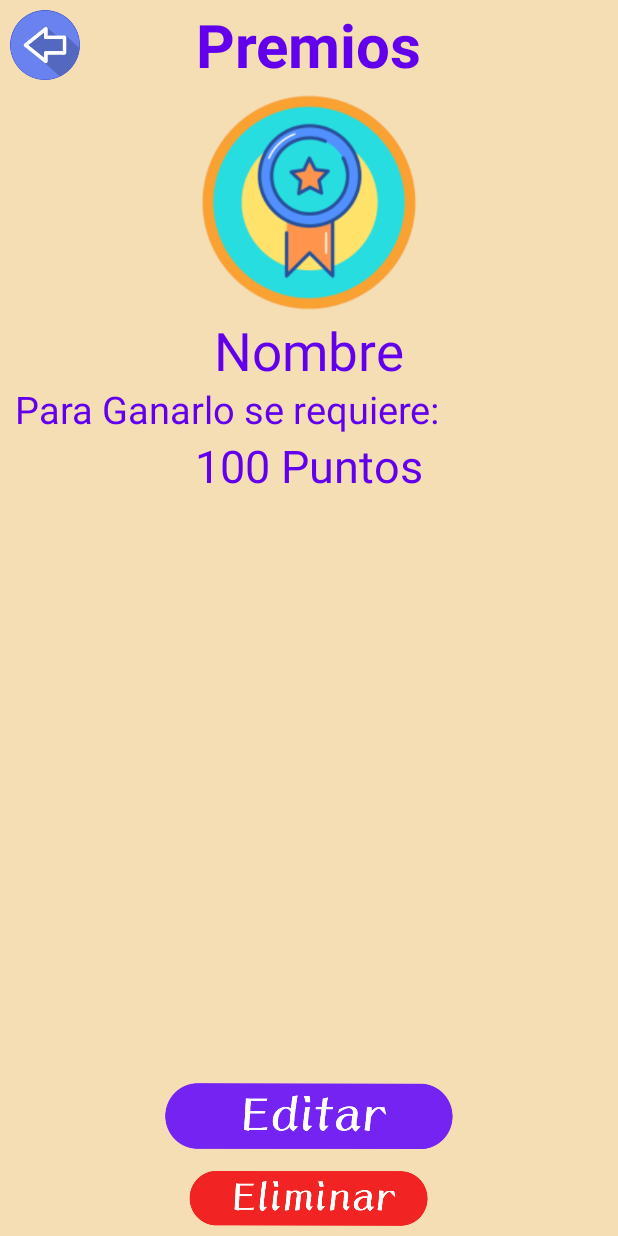
After one commit to AdrianY1998/tareas-divertidas, an Android app: the layout ficha_premio.xml on its own in the app's theme, with its tools: preview values and no code run, on a phone screen of 412 x 824 dp. The commit adds this screen. Run offline under Robolectric (Android 15) with nearby library versions, the phone set to English and light mode, and no system bars.

Commit message:
avance en premios

```diff
--- a/app/src/main/java/bo/elite/tareasdivertidas/adapters/TareaViewHolder.java
+++ b/app/src/main/java/bo/elite/tareasdivertidas/adapters/TareaViewHolder.java
@@ -19,5 +19,5 @@ public class TareaViewHolder extends RecyclerView.ViewHolder {
         this.imageView = itemView.findViewById(R.id.imagenTarea);
         this.textViewName = itemView.findViewById(R.id.nombreTarea);
         this.textViewPto = itemView.findViewById(R.id.puntajeTarea);
-    }
 }
+}
--- /dev/null
+++ b/app/src/main/java/bo/elite/tareasdivertidas/fichaPremioActivity.java
@@ -0,0 +1,4 @@
+package bo.elite.tareasdivertidas;
+
+public class fichaPremioActivity {
+}
--- a/app/src/main/res/layout/asignacion_tareas.xml
+++ b/app/src/main/res/layout/asignacion_tareas.xml
@@ -11,16 +11,19 @@
         android:layout_width="match_parent"
         android:layout_height="180dp"
         android:id="@+id/padre1">
+
         <ImageView
             android:id="@+id/botonAtras"
             android:layout_width="60dp"
             android:layout_height="60dp"
+            android:padding="5dp"
             android:src="@drawable/boton_inicio"></ImageView>
 
         <ImageView
             android:id="@+id/logo"
             android:layout_width="wrap_content"
             android:layout_height="120dp"
+            android:layout_alignParentTop="true"
             android:layout_centerHorizontal="true"
             android:layout_weight="1"
             app:srcCompat="@drawable/boton_tareas" />
@@ -58,7 +61,7 @@
 
     <android.support.v7.widget.RecyclerView
         android:id="@+id/recyclerViewTareas"
-        android:layout_width="wrap_content"
+        android:layout_width="match_parent"
         android:layout_height="wrap_content"
         android:layout_above="@+id/botones"
         android:layout_below="@+id/padre1" />
--- a/app/src/main/res/layout/ficha_miembro.xml
+++ b/app/src/main/res/layout/ficha_miembro.xml
@@ -21,6 +21,7 @@
             android:id="@+id/botonAtras"
             android:layout_width="60dp"
             android:layout_height="60dp"
+            android:padding="5dp"
             app:srcCompat="@drawable/boton_atras" />
 
         <TextView
@@ -28,7 +29,8 @@
             android:layout_width="wrap_content"
             android:layout_height="wrap_content"
             android:layout_centerHorizontal="true"
-            android:layout_centerInParent="true"
+            android:layout_centerInParent="false"
+            android:layout_centerVertical="true"
             android:text="Ficha"
             android:textColor="@color/design_default_color_primary"
             android:textSize="40sp"
--- /dev/null
+++ b/app/src/main/res/layout/ficha_premio.xml
@@ -0,0 +1,112 @@
+<?xml version="1.0" encoding="utf-8"?>
+<RelativeLayout
+    xmlns:android="http://schemas.android.com/apk/res/android"
+    xmlns:app="http://schemas.android.com/apk/res-auto"
+    android:layout_width="match_parent"
+    android:layout_height="match_parent"
+    android:background="@color/colorPrimaryDark"
+    android:backgroundTint="@color/colorPrimaryDark">
+
+
+    <RelativeLayout
+        android:id="@+id/botonatrasYTitulo"
+        android:layout_width="match_parent"
+        android:layout_height="wrap_content">
+
+        <ImageView
+            android:id="@+id/botonAtras"
+            android:layout_width="60dp"
+            android:layout_height="60dp"
+            android:padding="5dp"
+            app:srcCompat="@drawable/boton_atras" />
+
+        <TextView
+            android:id="@+id/preiosTittle"
+            android:layout_width="wrap_content"
+            android:layout_height="wrap_content"
+            android:layout_centerHorizontal="true"
+            android:layout_centerVertical="true"
+            android:text="Premios"
+            android:textColor="@color/design_default_color_primary"
+            android:textSize="40sp"
+            android:textStyle="bold" />
+
+    </RelativeLayout>
+
+    <RelativeLayout
+        android:layout_width="match_parent"
+        android:layout_height="wrap_content"
+        android:layout_marginTop="60dp">
+
+        <ImageView
+            android:id="@+id/imagenPremio"
+            android:layout_width="match_parent"
+            android:layout_height="150dp"
+            app:srcCompat="@drawable/premio_predeterminado" />
+
+        <TextView
+            android:id="@+id/nombrePremio"
+            android:layout_width="wrap_content"
+            android:layout_height="wrap_content"
+            android:layout_below="@+id/imagenPremio"
+            android:layout_centerHorizontal="true"
+            android:text="Nombre"
+            android:textColor="@color/design_default_color_primary"
+            android:textSize="35sp" />
+
+        <TextView
+            android:id="@+id/texto"
+            android:layout_width="wrap_content"
+            android:layout_height="wrap_content"
+            android:layout_marginLeft="10dp"
+            android:layout_marginTop="195dp"
+            android:text="Para Ganarlo se requiere:"
+            android:textColor="@color/design_default_color_primary"
+            android:textSize="25sp" />
+
+        <LinearLayout
+            android:layout_width="wrap_content"
+            android:layout_height="wrap_content"
+            android:layout_centerHorizontal="true"
+            android:layout_marginTop="230dp"
+            android:orientation="horizontal">
+
+            <TextView
+                android:id="@+id/puntaje"
+                android:layout_width="wrap_content"
+                android:layout_height="wrap_content"
+                android:text="100"
+                android:textColor="@color/design_default_color_primary"
+                android:textSize="30sp" />
+
+            <TextView
+                android:id="@+id/texto2"
+                android:layout_width="wrap_content"
+                android:layout_height="wrap_content"
+                android:text=" Puntos"
+                android:textColor="@color/design_default_color_primary"
+                android:textSize="30sp" />
+
+        </LinearLayout>
+    </RelativeLayout>
+
+    <LinearLayout
+        android:id="@+id/botones"
+        android:layout_width="match_parent"
+        android:layout_height="wrap_content"
+        android:layout_alignParentBottom="true"
+        android:orientation="vertical">
+
+        <ImageView
+            android:id="@+id/editar"
+            android:layout_width="match_parent"
+            android:layout_height="60dp"
+            app:srcCompat="@drawable/boton_editar" />
+
+        <ImageView
+            android:id="@+id/eliminar"
+            android:layout_width="match_parent"
+            android:layout_height="50dp"
+            app:srcCompat="@drawable/boton_eliminar" />
+    </LinearLayout>
+</RelativeLayout>
--- a/app/src/main/res/layout/tareas_disponibles.xml
+++ b/app/src/main/res/layout/tareas_disponibles.xml
@@ -25,6 +25,7 @@
             android:id="@+id/botonAtras"
             android:layout_width="60dp"
             android:layout_height="60dp"
+            android:padding="5dp"
             android:src="@drawable/boton_atras" />
 
         <TextView
@@ -35,7 +36,8 @@
             android:text="Nueva Tarea"
             android:textColor="@color/design_default_color_primary"
             android:textColorHighlight="@color/design_default_color_primary"
-            android:textSize="40dp" />
+            android:textSize="40dp"
+            android:textStyle="bold" />
 
         //d
     </LinearLayout>
```
Also changed, not shown: app/src/main/java/bo/elite/tareasdivertidas/Premio.java (added, +45 -0 lines), app/src/main/java/bo/elite/tareasdivertidas/PremiosActivity.java (+27 -11 lines), app/src/main/java/bo/elite/tareasdivertidas/adapters/premiosAdapter.java (added, +9 -0 lines), app/src/main/res/layout/layout_premios.xml (+3 -5 lines), app/src/main/res/layout/premio.xml (added, +38 -0 lines), app/src/main/res/layout/tareas_ejemplo.xml (+11 -8 lines).
